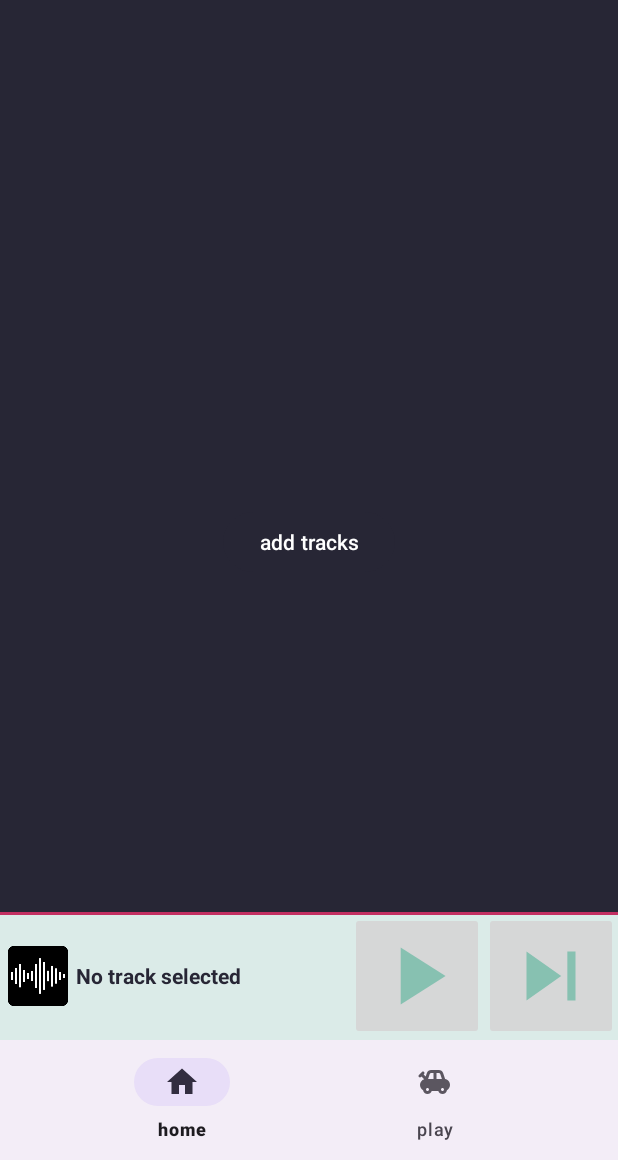
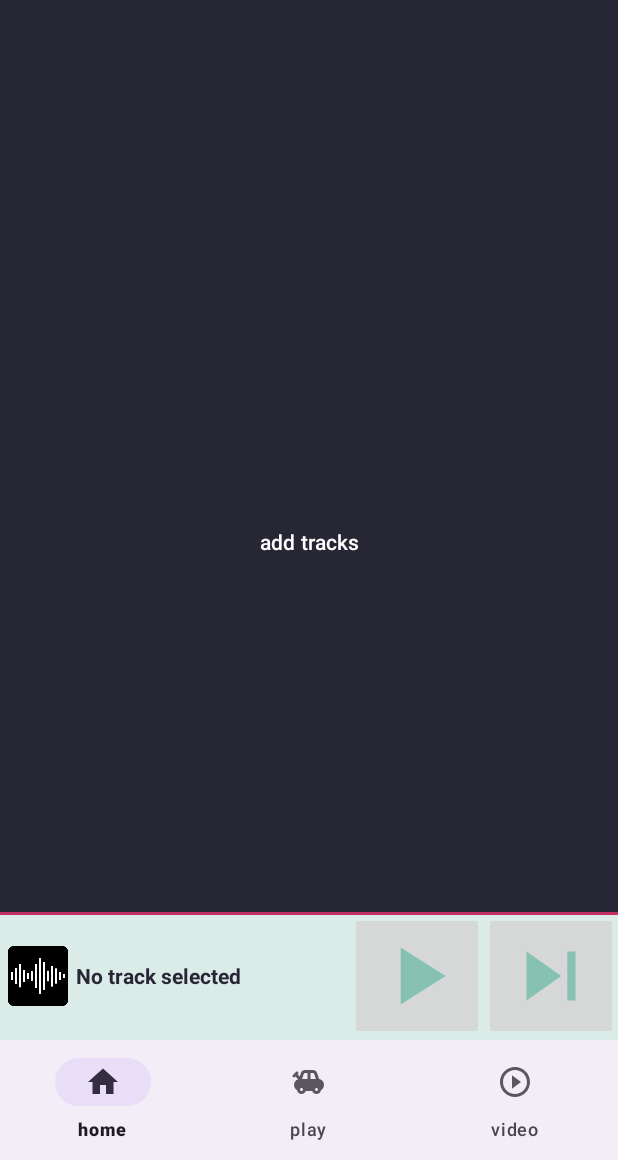
Before and after one commit to PedaleDivino/CoffeePlayer, an Android app: the screen it shows after launch (MainActivity), on a phone screen of 412 x 824 dp, the part 76-1236 px from its top. Run offline under Robolectric (Android 15) with nearby library versions, the phone set to English and light mode, and no system bars.

Commit message:
Implementazione FragmentVideo con relativo Layout (Luca.S)

```diff
--- a/app/src/main/java/com/example/mediaplayer/MainActivity.kt
+++ b/app/src/main/java/com/example/mediaplayer/MainActivity.kt
@@ -37,6 +37,11 @@ class MainActivity : AppCompatActivity(){
 
                 R.id.play -> {
                     fragment = FragmentPlayer()
+                    loadFragment(fragment)
+                    true
+                }
+                R.id.video -> {
+                    fragment = FragmentVideo()
                     loadFragment(fragment)
                     true
                 }
--- a/app/src/main/res/menu/bottom_navbar.xml
+++ b/app/src/main/res/menu/bottom_navbar.xml
@@ -10,6 +10,11 @@
         android:id="@+id/play"
         android:enabled="true"
         android:icon="@drawable/smth"
-        android:title="@string/play"/>
+        android:title="play"/>
+    <item
+        android:id="@+id/video"
+        android:enabled="true"
+        android:icon="@drawable/play"
+        android:title="video"/>
 
 </menu>
```
Also changed, not shown: app/src/main/java/com/example/mediaplayer/FragmentVideo.kt (added, +36 -0 lines), app/src/main/res/layout/player_video.xml (added, +32 -0 lines).
